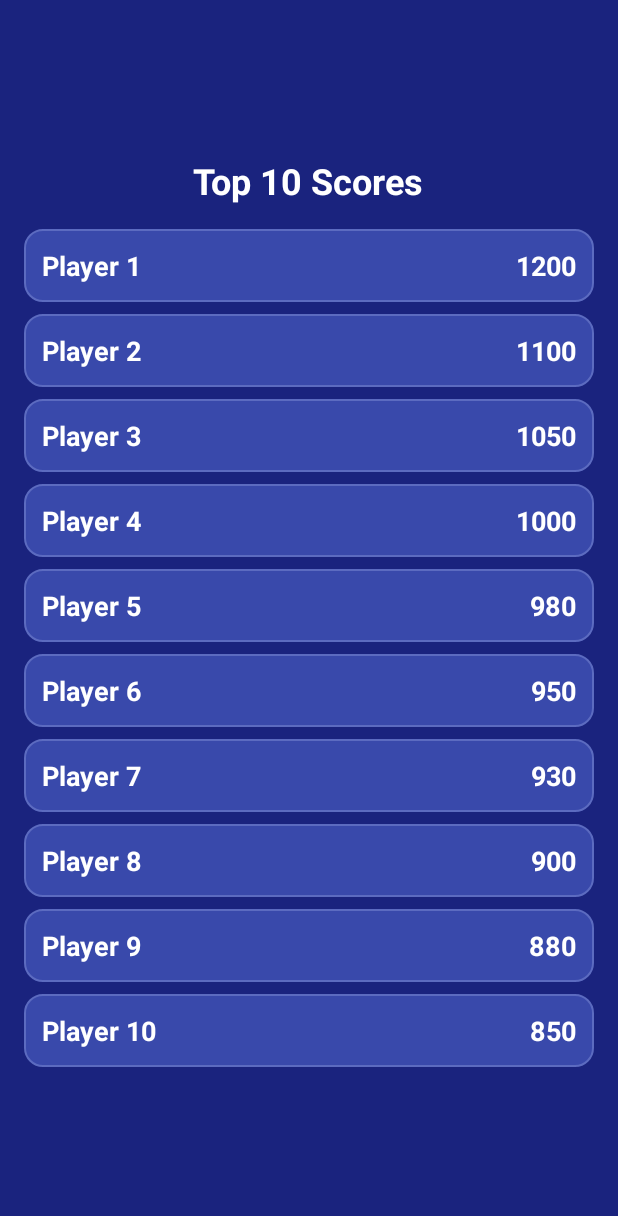
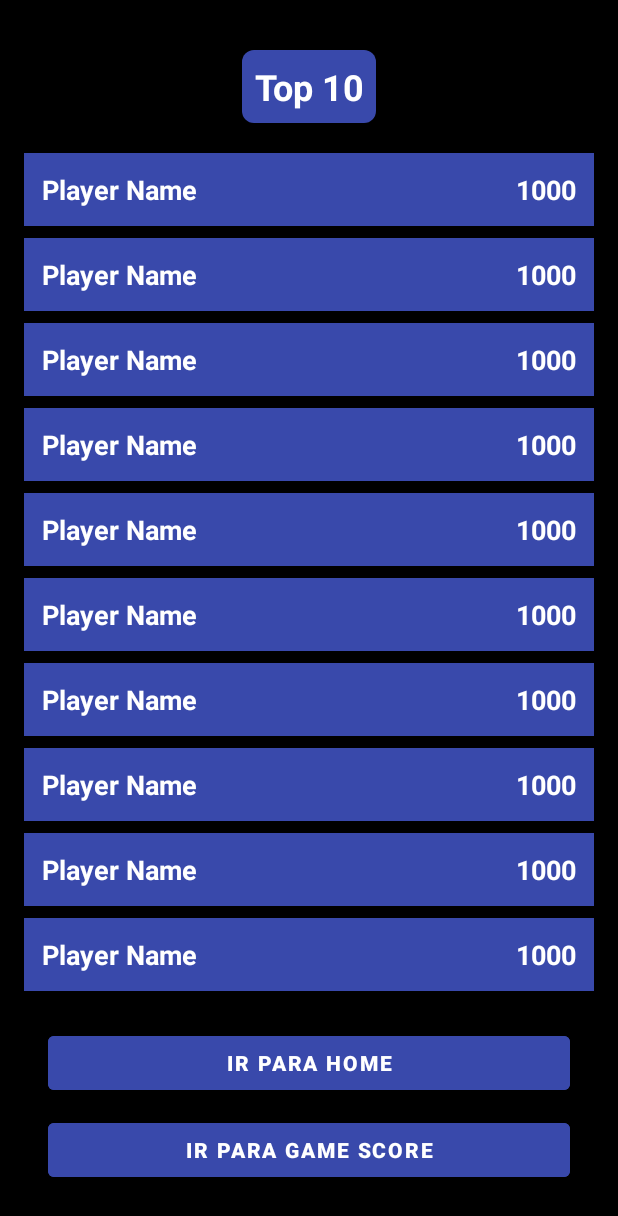
Before and after one commit to Fkureski/GeoQuiz, an Android app built with Jetpack Compose: the ScoreBoardFragment screen opened through its navigation route, on a phone screen of 412 x 824 dp. Shown: the top 1216 px of the screen. Run offline under Robolectric (Android 15) with nearby library versions, the phone set to English and light mode, and no system bars; our stand-ins replace data binding; 4 statements that could not run were skipped.

Commit message:
Botões de integração, pontuação por tempo e visual

```diff
--- a/app/build.gradle.kts
+++ b/app/build.gradle.kts
@@ -3,6 +3,7 @@ import org.jetbrains.kotlin.storage.CacheResetOnProcessCanceled.enabled
 plugins {
     alias(libs.plugins.android.application)
     alias(libs.plugins.kotlin.android)
+    id("androidx.navigation.safeargs.kotlin")
 }
 
 android {
--- a/app/src/main/java/com/example/quiz/screens/home/HomeScreen.kt
+++ b/app/src/main/java/com/example/quiz/screens/home/HomeScreen.kt
@@ -28,8 +28,11 @@ class HomeScreen : Fragment() {
 
         binding.startBtn.setOnClickListener {
             Toast.makeText(context, "Botão START clicado!", Toast.LENGTH_SHORT).show()
+            findNavController().navigate(R.id.action_homeScreen_to_gameScreen)
+        }
 
-            findNavController().navigate(R.id.action_homeScreen_to_gameScreen)
+        binding.scoreBoardBtn.setOnClickListener {
+            findNavController().navigate(R.id.action_homeScreen_to_scoreBoardFragment)
         }
     }
 }
--- a/app/src/main/java/com/example/quiz/screens/scoreBoard/ScoreBoardScreen.kt
+++ b/app/src/main/java/com/example/quiz/screens/scoreBoard/ScoreBoardScreen.kt
@@ -34,10 +34,8 @@ class ScoreBoardFragment : Fragment() {
         inflater: LayoutInflater, container: ViewGroup?,
         savedInstanceState: Bundle?
     ): View {
-        // Infla o layout do fragmento usando DataBinding
         binding = DataBindingUtil.inflate(inflater, R.layout.fragment_score_board_screen, container, false)
 
-        // Configura o RecyclerView
         binding.rvTopScores.layoutManager = LinearLayoutManager(requireContext())
         scoreAdapter = ScoreAdapter(topScores)
         binding.rvTopScores.adapter = scoreAdapter
--- /dev/null
+++ b/app/src/main/res/drawable/top10_background.xml
@@ -0,0 +1,9 @@
+<shape xmlns:android="http://schemas.android.com/apk/res/android">
+    <solid android:color="@color/card_background" />
+    <corners android:radius="8dp" />
+    <padding
+        android:left="8dp"
+        android:right="8dp"
+        android:top="4dp"
+        android:bottom="4dp" />
+</shape>
--- a/app/src/main/res/layout/fragment_score_board_screen.xml
+++ b/app/src/main/res/layout/fragment_score_board_screen.xml
@@ -1,4 +1,3 @@
-<?xml version="1.0" encoding="utf-8"?>
 <layout xmlns:android="http://schemas.android.com/apk/res/android"
     xmlns:app="http://schemas.android.com/apk/res-auto"
     xmlns:tools="http://schemas.android.com/tools">
@@ -8,20 +7,23 @@
         android:layout_height="match_parent"
         android:orientation="vertical"
         android:gravity="center"
-        android:background="#1A237E"
+        android:background="@color/black"
         android:padding="16dp"
         tools:context=".ScoreBoardFragment">
 
         <TextView
             android:layout_width="wrap_content"
             android:layout_height="wrap_content"
-        android:text="Top 10 Scores"
+            android:text="Top 10"
             android:textSize="24sp"
             android:textStyle="bold"
             android:textColor="@color/white"
+            android:background="@drawable/top10_background"
+            android:padding="8dp"
             android:layout_marginBottom="16dp"
             android:gravity="center"/>
 
+        <!-- RecyclerView para a lista de pontuações -->
         <androidx.recyclerview.widget.RecyclerView
             android:id="@+id/rv_top_scores"
             android:layout_width="match_parent"
@@ -30,5 +32,27 @@
             android:clipToPadding="false"
             tools:listitem="@layout/item_score" />
 
+        <Button
+            android:id="@+id/btn_go_home"
+            android:layout_width="match_parent"
+            android:layout_height="wrap_content"
+            android:layout_marginTop="20dp"
+            android:layout_marginHorizontal="16dp"
+            android:text="Ir para Home"
+            android:backgroundTint="@color/button_background"
+            android:textColor="@color/white"
+            android:textStyle="bold" />
+
+        <Button
+            android:id="@+id/btn_go_to_game_score"
+            android:layout_width="match_parent"
+            android:layout_height="wrap_content"
+            android:layout_marginTop="10dp"
+            android:layout_marginHorizontal="16dp"
+            android:text="Ir para Game Score"
+            android:backgroundTint="@color/button_background"
+            android:textColor="@color/white"
+            android:textStyle="bold" />
+
     </LinearLayout>
 </layout>
--- a/app/src/main/res/layout/item_score.xml
+++ b/app/src/main/res/layout/item_score.xml
@@ -4,27 +4,24 @@
     android:layout_height="wrap_content"
     android:orientation="horizontal"
     android:padding="12dp"
-    android:background="@drawable/item_background"
-    android:layout_marginBottom="8dp">
+    android:background="@color/card_background"
+    android:layout_marginVertical="4dp"
+    android:elevation="4dp">
 
     <TextView
-        android:id="@+id/tv_player_name"
         android:layout_width="0dp"
         android:layout_height="wrap_content"
         android:layout_weight="1"
         android:text="Player Name"
-        android:textSize="18sp"
         android:textColor="@color/white"
         android:textStyle="bold"
-        android:gravity="start" />
+        android:textSize="18sp"/>
 
     <TextView
-        android:id="@+id/tv_player_score"
         android:layout_width="wrap_content"
         android:layout_height="wrap_content"
         android:text="1000"
-        android:textSize="18sp"
         android:textColor="@color/white"
         android:textStyle="bold"
-        android:gravity="end" />
+        android:textSize="18sp"/>
 </LinearLayout>
--- a/app/src/main/res/navigation/navigation_graph.xml
+++ b/app/src/main/res/navigation/navigation_graph.xml
@@ -11,6 +11,9 @@
         <action
             android:id="@+id/action_homeScreen_to_gameScreen"
             app:destination="@id/gameScreen" />
+        <action
+            android:id="@+id/action_homeScreen_to_scoreBoardFragment"
+            app:destination="@id/scoreBoardFragment" />
         <action
             android:id="@+id/action_homeScreen_to_scoreBoardFragment2"
             app:destination="@id/scoreBoardFragment" />
@@ -26,6 +29,10 @@
         <action
             android:id="@+id/action_gameScreen_to_homeScreen"
             app:destination="@id/homeScreen" />
+
+        <argument
+            android:name="score"
+            app:argType="integer" />
     </fragment>
 
     <fragment
@@ -33,11 +40,15 @@
         android:name="com.example.quiz.screens.gameScore.GameScore"
         android:label="GameScore" >
         <action
-            android:id="@+id/action_gameScore_to_scoreBoardFragment"
+            android:id="@+id/action_gameScore_to_scoreBoard"
             app:destination="@id/scoreBoardFragment" />
         <action
             android:id="@+id/action_gameScore_to_homeScreen"
             app:destination="@id/homeScreen" />
+
+        <argument
+            android:name="score"
+            app:argType="integer" />
     </fragment>
 
     <fragment
--- a/app/src/main/res/values/colors.xml
+++ b/app/src/main/res/values/colors.xml
@@ -14,4 +14,7 @@
     <color name="gray">#7A8089</color>
     <color name="green">#4CAF50</color>
     <color name="red">#F44336</color>
+    <color name="button_background">#3949AB</color>
+    <color name="card_background">#3949AB</color>
+    <color name="highlight_text">#FFEB3B</color>
 </resources>
--- a/app/src/main/res/values/strings.xml
+++ b/app/src/main/res/values/strings.xml
@@ -1,5 +1,5 @@
 <resources>
     <string name="app_name">Quiz</string>
-    <!-- TODO: Remove or change this placeholder text -->
     <string name="hello_blank_fragment">Hello blank fragment</string>
+    <string name="score_text">Parabéns! Sua pontuação foi: %1$d</string>
 </resources>
```
Also changed, not shown: app/src/main/java/com/example/quiz/Constants.kt (+80 -55 lines), app/src/main/java/com/example/quiz/screens/game/GameScreen.kt (+27 -22 lines), app/src/main/java/com/example/quiz/screens/gameScore/GameScore.kt (+9 -1 lines), app/src/main/res/layout/fragment_game_score.xml (+15 -1 lines), app/src/main/res/layout/fragment_game_screen.xml (+13 -1 lines), app/src/main/res/layout/fragment_home_screen.xml (+14 -2 lines). Lines whose indentation alone changed are shown as unchanged.
